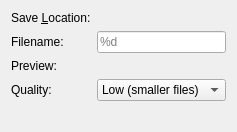
Before: the Qt Designer form src/Gui/SettingsDialog/VideoSaveOptions.ui in NekoRain404/NekoShot, drawn with Qt 5.
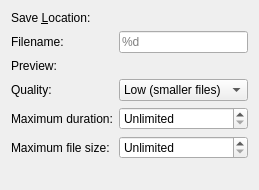
After: the same form once the commit is applied. Custom widgets are drawn as their Qt base class.

```diff
--- a/src/Gui/SettingsDialog/VideoSaveOptions.ui
+++ b/src/Gui/SettingsDialog/VideoSaveOptions.ui
@@ -84,7 +84,53 @@
      </item>
     </widget>
    </item>
+   <item row="5" column="0">
+    <widget class="QLabel" name="maxDurationLabel">
+     <property name="text">
+      <string>Maximum duration:</string>
+     </property>
+     <property name="buddy">
+      <cstring>kcfg_videoMaxDurationMinutes</cstring>
+     </property>
+    </widget>
+   </item>
    <item row="5" column="1">
+    <widget class="QSpinBox" name="kcfg_videoMaxDurationMinutes">
+     <property name="specialValueText">
+      <string comment="Recording length limit disabled">Unlimited</string>
+     </property>
+     <property name="suffix">
+      <string comment="Minutes"> min</string>
+     </property>
+     <property name="maximum">
+      <number>1440</number>
+     </property>
+    </widget>
+   </item>
+   <item row="6" column="0">
+    <widget class="QLabel" name="maxSizeLabel">
+     <property name="text">
+      <string>Maximum file size:</string>
+     </property>
+     <property name="buddy">
+      <cstring>kcfg_videoMaxSizeMiB</cstring>
+     </property>
+    </widget>
+   </item>
+   <item row="6" column="1">
+    <widget class="QSpinBox" name="kcfg_videoMaxSizeMiB">
+     <property name="specialValueText">
+      <string comment="Recording size limit disabled">Unlimited</string>
+     </property>
+     <property name="suffix">
+      <string comment="Mebibytes"> MiB</string>
+     </property>
+     <property name="maximum">
+      <number>1048576</number>
+     </property>
+    </widget>
+   </item>
+   <item row="7" column="1">
     <widget class="QLabel" name="captureInstructionLabel">
      <property name="text">
       <string/>
```
